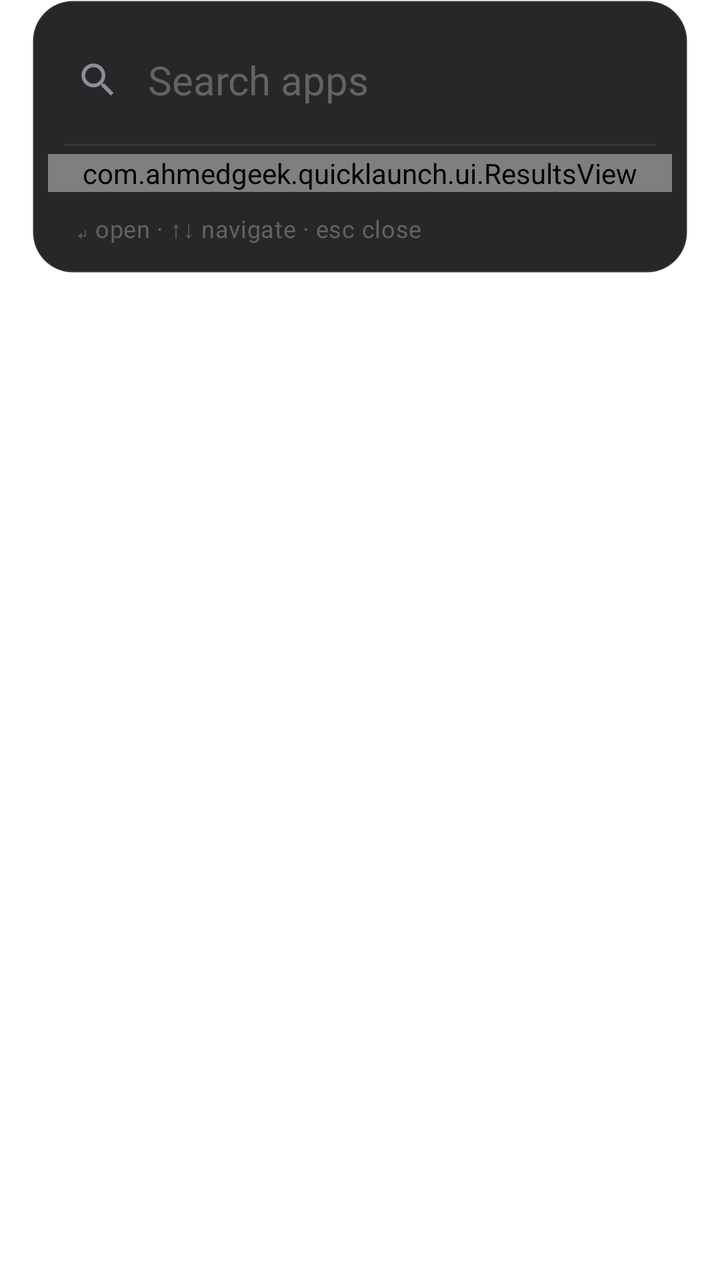
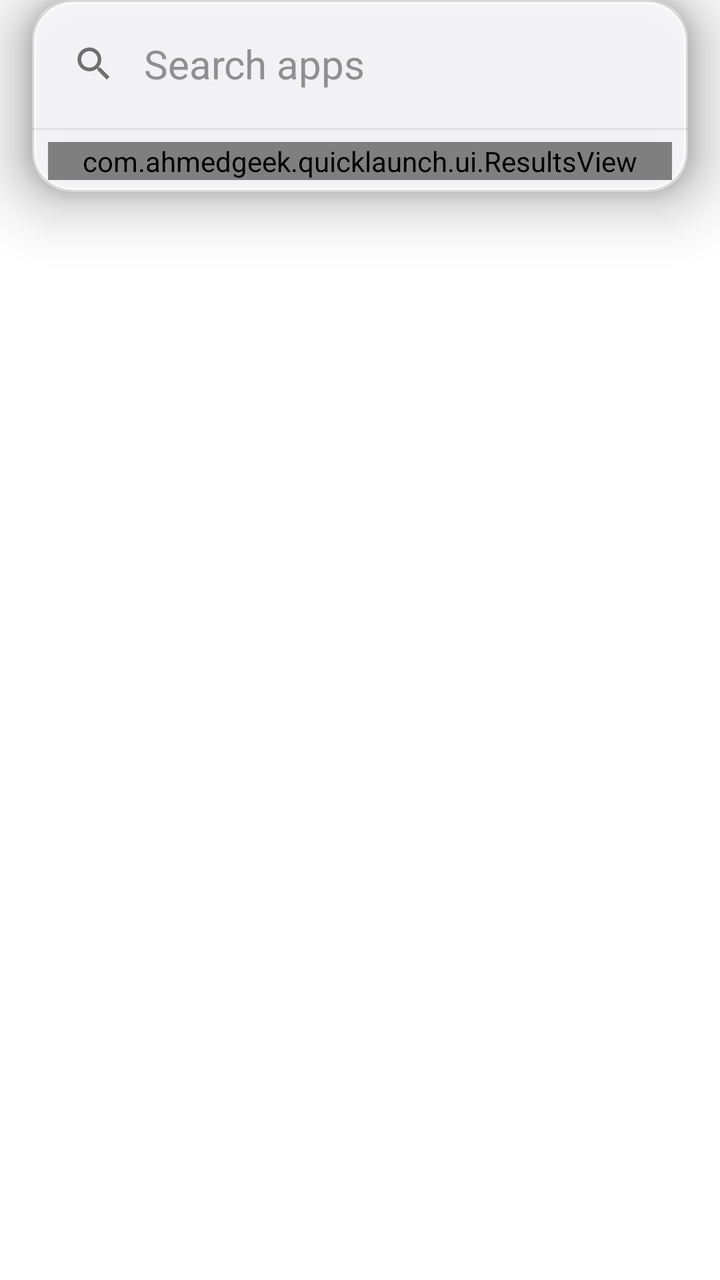

An Android layout rendered at two revisions. The XML below is the earlier revision; the diff shows what the commit changed to produce the second picture.
<!-- AndroidManifest.xml: activity theme Theme.QuickLaunch -->
<!-- res/layout/activity_launch.xml -->
<?xml version="1.0" encoding="utf-8"?>
<FrameLayout xmlns:android="http://schemas.android.com/apk/res/android"
    android:id="@+id/root"
    android:layout_width="match_parent"
    android:layout_height="match_parent"
    android:clipChildren="false"
    android:clipToPadding="false">

    <LinearLayout
        android:id="@+id/card"
        android:layout_width="match_parent"
        android:layout_height="wrap_content"
        android:layout_gravity="top|center_horizontal"
        android:layout_marginStart="@dimen/card_margin_h"
        android:layout_marginEnd="@dimen/card_margin_h"
        android:background="@drawable/bg_card"
        android:clipToOutline="true"
        android:elevation="12dp"
        android:orientation="vertical"
        android:padding="@dimen/card_padding">

        <EditText
            android:id="@+id/input"
            android:layout_width="match_parent"
            android:layout_height="@dimen/input_height"
            android:background="@null"
            android:drawableStart="@drawable/ic_search"
            android:drawablePadding="14dp"
            android:paddingStart="14dp"
            android:paddingEnd="14dp"
            android:gravity="center_vertical"
            android:hint="@string/search_hint"
            android:textColorHint="@color/text_hint"
            android:textColor="@color/text_primary"
            android:textCursorDrawable="@null"
            android:textSize="20sp"
            android:inputType="text|textNoSuggestions"
            android:imeOptions="actionGo|flagNoExtractUi|flagNoFullscreen"
            android:importantForAutofill="no"
            android:maxLines="1"
            android:singleLine="true" />

        <View
            android:id="@+id/divider"
            android:layout_width="match_parent"
            android:layout_height="1dp"
            android:layout_marginStart="8dp"
            android:layout_marginEnd="8dp"
            android:background="@color/divider" />

        <com.ahmedgeek.quicklaunch.ui.ResultsView
            android:id="@+id/results"
            android:layout_width="match_parent"
            android:layout_height="wrap_content"
            android:layout_marginTop="4dp"
            android:orientation="vertical" />

        <TextView
            android:id="@+id/empty"
            android:layout_width="match_parent"
            android:layout_height="@dimen/row_height"
            android:gravity="center"
            android:text="@string/no_results"
            android:textColor="@color/text_secondary"
            android:textSize="14sp"
            android:visibility="gone" />

        <TextView
            android:id="@+id/shortcut_hint"
            android:layout_width="match_parent"
            android:layout_height="@dimen/row_height"
            android:layout_marginStart="4dp"
            android:layout_marginEnd="4dp"
            android:background="@drawable/bg_row"
            android:clickable="true"
            android:focusable="false"
            android:gravity="center_vertical"
            android:paddingStart="14dp"
            android:paddingEnd="14dp"
            android:text="@string/shortcut_hint"
            android:textColor="@color/text_secondary"
            android:textSize="13sp"
            android:maxLines="1"
            android:ellipsize="end"
            android:visibility="gone" />

        <TextView
            android:id="@+id/usage_hint"
            android:layout_width="match_parent"
            android:layout_height="@dimen/row_height"
            android:layout_marginStart="4dp"
            android:layout_marginEnd="4dp"
            android:background="@drawable/bg_row"
            android:clickable="true"
            android:focusable="false"
            android:gravity="center_vertical"
            android:paddingStart="14dp"
            android:paddingEnd="14dp"
            android:text="@string/usage_hint"
            android:textColor="@color/text_secondary"
            android:textSize="13sp"
            android:maxLines="1"
            android:ellipsize="end"
            android:visibility="gone" />

        <TextView
            android:id="@+id/hint_bar"
            android:layout_width="match_parent"
            android:layout_height="wrap_content"
            android:paddingStart="14dp"
            android:paddingEnd="14dp"
            android:paddingTop="10dp"
            android:paddingBottom="6dp"
            android:text="@string/hint_bar"
            android:textColor="@color/text_hint"
            android:textSize="12sp"
            android:letterSpacing="0.02" />
    </LinearLayout>
</FrameLayout>
<!-- resources referenced by this layout -->
<resources>
  <color name="divider">#14FFFFFF</color>
  <color name="text_hint">#636366</color>
  <color name="text_primary">#F2F2F7</color>
  <color name="text_secondary">#8E8E93</color>
  <!-- drawable bg_card (drawable) -->
  <?xml version="1.0" encoding="utf-8"?>
  <shape xmlns:android="http://schemas.android.com/apk/res/android" android:shape="rectangle">
      <solid android:color="@color/card" />
      <stroke android:width="1dp" android:color="@color/card_border" />
      <corners android:radius="@dimen/card_radius" />
  </shape>
  <string name="hint_bar">↵ open   ·   ↑↓ navigate   ·   esc close</string>
  <string name="shortcut_hint">⌨  Enable Ctrl+Space shortcut · tap</string>
  <string name="usage_hint">★  Show most used apps · tap to allow</string>
  <style name="Theme.QuickLaunch" parent="android:Theme.DeviceDefault.NoActionBar">
          <item name="android:windowIsTranslucent">true</item>
          <item name="android:windowBackground">@color/transparent</item>
          <item name="android:windowIsFloating">false</item>
          <item name="android:windowNoTitle">true</item>
          <item name="android:windowContentOverlay">@null</item>
          <item name="android:windowDisablePreview">true</item>
          <item name="android:windowAnimationStyle">@style/NoWindowAnim</item>
          <item name="android:windowLayoutInDisplayCutoutMode">shortEdges</item>
          <item name="android:statusBarColor">@color/transparent</item>
          <item name="android:navigationBarColor">@color/transparent</item>
          <item name="android:windowLightStatusBar">false</item>
          <item name="android:windowLightNavigationBar">false</item>
          <item name="android:colorControlActivated">@color/cursor</item>
          <item name="android:textColorHighlight">#33FFFFFF</item>
          <item name="android:windowActivityTransitions">false</item>
          <item name="android:windowContentTransitions">false</item>
      </style>
  <color name="card">#F21C1C1E</color>
  <color name="card_border">#1AFFFFFF</color>
  <color name="row_pressed">#1FFFFFFF</color>
  <dimen name="row_radius">12dp</dimen>
  <color name="row_selected">#14FFFFFF</color>
  <color name="cursor">#F2F2F7</color>
  <!-- unchanged entries left out for length: 11 -->
</resources>

<!-- the commit's change to res/layout/activity_launch.xml (unified diff, before → after) -->
@@ -6,6 +6,7 @@
     android:clipChildren="false"
     android:clipToPadding="false">
 
+    
     <LinearLayout
         android:id="@+id/card"
         android:layout_width="match_parent"
@@ -15,9 +16,8 @@
         android:layout_marginEnd="@dimen/card_margin_h"
         android:background="@drawable/bg_card"
         android:clipToOutline="true"
-        android:elevation="12dp"
-        android:orientation="vertical"
-        android:padding="@dimen/card_padding">
+        android:elevation="@dimen/card_elevation"
+        android:orientation="vertical">
 
         <EditText
             android:id="@+id/input"
@@ -26,8 +26,8 @@
             android:background="@null"
             android:drawableStart="@drawable/ic_search"
             android:drawablePadding="14dp"
-            android:paddingStart="14dp"
-            android:paddingEnd="14dp"
+            android:paddingStart="20dp"
+            android:paddingEnd="20dp"
             android:gravity="center_vertical"
             android:hint="@string/search_hint"
             android:textColorHint="@color/text_hint"
@@ -44,76 +44,251 @@
             android:id="@+id/divider"
             android:layout_width="match_parent"
             android:layout_height="1dp"
-            android:layout_marginStart="8dp"
-            android:layout_marginEnd="8dp"
             android:background="@color/divider" />
 
-        <com.ahmedgeek.quicklaunch.ui.ResultsView
-            android:id="@+id/results"
-            android:layout_width="match_parent"
-            android:layout_height="wrap_content"
-            android:layout_marginTop="4dp"
-            android:orientation="vertical" />
-
-        <TextView
-            android:id="@+id/empty"
-            android:layout_width="match_parent"
-            android:layout_height="@dimen/row_height"
-            android:gravity="center"
-            android:text="@string/no_results"
-            android:textColor="@color/text_secondary"
-            android:textSize="14sp"
-            android:visibility="gone" />
-
-        <TextView
-            android:id="@+id/shortcut_hint"
-            android:layout_width="match_parent"
-            android:layout_height="@dimen/row_height"
-            android:layout_marginStart="4dp"
-            android:layout_marginEnd="4dp"
-            android:background="@drawable/bg_row"
+        <LinearLayout
+            android:id="@+id/body"
+            android:layout_width="match_parent"
+            android:layout_height="wrap_content"
+            android:orientation="vertical"
+            android:paddingStart="@dimen/card_padding"
+            android:paddingEnd="@dimen/card_padding"
+            android:paddingTop="6dp"
+            android:paddingBottom="6dp">
+
+            <com.ahmedgeek.quicklaunch.ui.ResultsView
+                android:id="@+id/results"
+                android:layout_width="match_parent"
+                android:layout_height="wrap_content"
+                android:orientation="vertical" />
+
+            <TextView
+                android:id="@+id/empty"
+                android:layout_width="match_parent"
+                android:layout_height="@dimen/row_height"
+                android:gravity="center"
+                android:text="@string/no_results"
+                android:textColor="@color/text_secondary"
+                android:textSize="14sp"
+                android:visibility="gone" />
+
+            <TextView
+                android:id="@+id/setup_header"
+                android:layout_width="match_parent"
+                android:layout_height="@dimen/section_header_height"
+                android:gravity="bottom"
+                android:paddingStart="12dp"
+                android:paddingEnd="12dp"
+                android:paddingBottom="6dp"
+                android:text="@string/setup_header"
+                android:textColor="@color/text_secondary"
+                android:textSize="12sp"
+                android:textStyle="bold"
+                android:letterSpacing="0.02"
+                android:visibility="gone" />
+
+            <include
+                android:id="@+id/shortcut_hint"
+                layout="@layout/row_setup"
+                android:visibility="gone" />
+
+            <include
+                android:id="@+id/usage_hint"
+                layout="@layout/row_setup"
+                android:visibility="gone" />
+        </LinearLayout>
+
+        
+        <LinearLayout
+            android:id="@+id/footer"
+            android:layout_width="match_parent"
+            android:layout_height="wrap_content"
+            android:background="@drawable/bg_footer"
             android:clickable="true"
             android:focusable="false"
             android:gravity="center_vertical"
-            android:paddingStart="14dp"
-            android:paddingEnd="14dp"
-            android:text="@string/shortcut_hint"
-            android:textColor="@color/text_secondary"
-            android:textSize="13sp"
-            android:maxLines="1"
-            android:ellipsize="end"
-            android:visibility="gone" />
-
-        <TextView
-            android:id="@+id/usage_hint"
-            android:layout_width="match_parent"
-            android:layout_height="@dimen/row_height"
-            android:layout_marginStart="4dp"
-            android:layout_marginEnd="4dp"
-            android:background="@drawable/bg_row"
-            android:clickable="true"
-            android:focusable="false"
-            android:gravity="center_vertical"
-            android:paddingStart="14dp"
-            android:paddingEnd="14dp"
-            android:text="@string/usage_hint"
-            android:textColor="@color/text_secondary"
-            android:textSize="13sp"
-            android:maxLines="1"
-            android:ellipsize="end"
-            android:visibility="gone" />
-
-        <TextView
-            android:id="@+id/hint_bar"
-            android:layout_width="match_parent"
-            android:layout_height="wrap_content"
-            android:paddingStart="14dp"
-            android:paddingEnd="14dp"
+            android:orientation="horizontal"
+            android:paddingStart="20dp"
+            android:paddingEnd="12dp"
             android:paddingTop="10dp"
-            android:paddingBottom="6dp"
-            android:text="@string/hint_bar"
-            android:textColor="@color/text_hint"
-            android:textSize="12sp"
-            android:letterSpacing="0.02" />
+            android:paddingBottom="10dp"
+            android:visibility="gone">
+
+            <TextView
+                android:id="@+id/hint_bar"
+                android:layout_width="0dp"
+                android:layout_height="wrap_content"
+                android:layout_weight="1"
+                android:drawablePadding="8dp"
+                android:ellipsize="end"
+                android:gravity="center_vertical"
+                android:maxLines="1"
+                android:textColor="@color/text_secondary"
+                android:textSize="12sp"
+                android:visibility="gone" />
+
+            <TextView
+                android:id="@+id/footer_action"
+                android:layout_width="wrap_content"
+                android:layout_height="wrap_content"
+                android:layout_marginStart="12dp"
+                android:layout_marginEnd="8dp"
+                android:background="@drawable/bg_keycap"
+                android:paddingStart="10dp"
+                android:paddingEnd="10dp"
+                android:paddingTop="4dp"
+                android:paddingBottom="4dp"
+                android:textColor="@color/text_primary"
+                android:textSize="12sp"
+                android:visibility="gone" />
+
+            <LinearLayout
+                android:id="@+id/footer_keys"
+                android:layout_width="0dp"
+                android:layout_height="wrap_content"
+                android:layout_weight="1"
+                android:gravity="center_vertical|end"
+                android:orientation="horizontal"
+                android:paddingEnd="8dp">
+            <ImageView
+                android:layout_width="wrap_content"
+                android:layout_height="22dp"
+                android:minWidth="24dp"
+                android:background="@drawable/bg_keycap"
+                android:contentDescription="@null"
+                android:paddingStart="4dp"
+                android:paddingEnd="4dp"
+                android:paddingTop="3dp"
+                android:paddingBottom="3dp"
+                android:src="@drawable/ic_return"
+                android:tint="@color/text_secondary" />
+            <TextView
+                android:layout_width="wrap_content"
+                android:layout_height="wrap_content"
+                android:layout_marginStart="6dp"
+                android:text="@string/key_open"
+                android:textColor="@color/text_hint"
+                android:textSize="12sp" />
+            <Space
+                android:layout_width="14dp"
+                android:layout_height="1dp" />
+            <ImageView
+                android:layout_width="wrap_content"
+                android:layout_height="22dp"
+                android:minWidth="24dp"
+                android:background="@drawable/bg_keycap"
+                android:contentDescription="@null"
+                android:paddingStart="4dp"
+                android:paddingEnd="4dp"
+                android:paddingTop="3dp"
+                android:paddingBottom="3dp"
+                android:src="@drawable/ic_arrow_up"
+                android:tint="@color/text_secondary" />
+            <Space
+                android:layout_width="3dp"
+                android:layout_height="1dp" />
+            <ImageView
+                android:layout_width="wrap_content"
+                android:layout_height="22dp"
+                android:minWidth="24dp"
+                android:background="@drawable/bg_keycap"
+                android:contentDescription="@null"
+                android:paddingStart="4dp"
+                android:paddingEnd="4dp"
+                android:paddingTop="3dp"
+                android:paddingBottom="3dp"
+                android:src="@drawable/ic_arrow_down"
+                android:tint="@color/text_secondary" />
+            <TextView
+                android:layout_width="wrap_content"
+                android:layout_height="wrap_content"
+                android:layout_marginStart="6dp"
+                android:text="@string/key_navigate"
+                android:textColor="@color/text_hint"
+                android:textSize="12sp" />
+            <Space
+                android:layout_width="14dp"
+                android:layout_height="1dp" />
+            <TextView
+                android:layout_width="wrap_content"
+                android:layout_height="22dp"
+                android:background="@drawable/bg_keycap"
+                android:gravity="center"
+                android:paddingStart="6dp"
+                android:paddingEnd="6dp"
+                android:text="@string/key_esc"
+                android:textColor="@color/text_secondary"
+                android:textSize="11sp" />
+            <TextView
+                android:layout_width="wrap_content"
+                android:layout_height="wrap_content"
+                android:layout_marginStart="6dp"
+                android:text="@string/key_close"
+                android:textColor="@color/text_hint"
+                android:textSize="12sp" />
+            </LinearLayout>
+        </LinearLayout>
     </LinearLayout>
 </FrameLayout>
+<!-- res/layout/row_setup.xml (included above) -->
+<?xml version="1.0" encoding="utf-8"?>
+<LinearLayout xmlns:android="http://schemas.android.com/apk/res/android"
+    android:layout_width="match_parent"
+    android:layout_height="@dimen/row_height"
+    android:background="@drawable/bg_row"
+    android:clickable="true"
+    android:focusable="false"
+    android:gravity="center_vertical"
+    android:orientation="horizontal"
+    android:paddingStart="12dp"
+    android:paddingEnd="4dp">
+
+    <ImageView
+        android:id="@+id/setup_icon"
+        android:layout_width="@dimen/icon_size"
+        android:layout_height="@dimen/icon_size"
+        android:background="@drawable/bg_icon_placeholder"
+        android:contentDescription="@null"
+        android:padding="9dp"
+        android:tint="@color/text_secondary" />
+
+    <LinearLayout
+        android:layout_width="0dp"
+        android:layout_height="wrap_content"
+        android:layout_marginStart="16dp"
+        android:layout_weight="1"
+        android:orientation="vertical">
+
+        <TextView
+            android:id="@+id/setup_title"
+            android:layout_width="match_parent"
+            android:layout_height="wrap_content"
+            android:ellipsize="end"
+            android:maxLines="1"
+            android:textColor="@color/text_primary"
+            android:textSize="14sp" />
+
+        <TextView
+            android:id="@+id/setup_subtitle"
+            android:layout_width="match_parent"
+            android:layout_height="wrap_content"
+            android:layout_marginTop="1dp"
+            android:ellipsize="end"
+            android:maxLines="1"
+            android:textColor="@color/text_secondary"
+            android:textSize="12sp" />
+    </LinearLayout>
+
+    <ImageView
+        android:id="@+id/setup_dismiss"
+        android:layout_width="36dp"
+        android:layout_height="36dp"
+        android:layout_marginStart="4dp"
+        android:background="@drawable/bg_dismiss"
+        android:clickable="true"
+        android:focusable="false"
+        android:contentDescription="@string/setup_dismiss"
+        android:padding="9dp"
+        android:src="@drawable/ic_close"
+        android:tint="@color/text_hint" />
+</LinearLayout>
<!-- resource entries referenced after the edit -->
@@ -1,19 +1,104 @@
 <!-- resources referenced by this layout -->
 <resources>
-  <color name="divider">#14FFFFFF</color>
-  <color name="text_hint">#636366</color>
-  <color name="text_primary">#F2F2F7</color>
-  <color name="text_secondary">#8E8E93</color>
+  <color name="divider">#12000000</color>
+  <color name="text_hint">#8E8E93</color>
+  <color name="text_primary">#1C1C1E</color>
+  <color name="text_secondary">#6E6E73</color>
+  <dimen name="card_elevation">20dp</dimen>
+  <dimen name="icon_size">40dp</dimen>
+  <dimen name="section_header_height">30dp</dimen>
   <!-- drawable bg_card (drawable) -->
   <?xml version="1.0" encoding="utf-8"?>
+  <layer-list xmlns:android="http://schemas.android.com/apk/res/android">
+      <item>
+          <shape android:shape="rectangle">
+              <solid android:color="@color/card" />
+              <corners android:radius="@dimen/card_radius" />
+          </shape>
+      </item>
+      
+      <item android:top="1dp" android:left="1dp" android:right="1dp" android:bottom="1dp">
+          <shape android:shape="rectangle">
+              <stroke android:width="1dp" android:color="@color/card_highlight" />
+              <corners android:radius="@dimen/card_radius_inner" />
+          </shape>
+      </item>
+      <item>
+          <shape android:shape="rectangle">
+              <stroke android:width="1dp" android:color="@color/card_border" />
+              <corners android:radius="@dimen/card_radius" />
+          </shape>
+      </item>
+  </layer-list>
+  <!-- drawable bg_dismiss (drawable) -->
+  <?xml version="1.0" encoding="utf-8"?>
+  <selector xmlns:android="http://schemas.android.com/apk/res/android">
+      <item android:state_pressed="true">
+          <shape android:shape="oval"><solid android:color="@color/row_pressed" /></shape>
+      </item>
+      <item android:drawable="@color/transparent" />
+  </selector>
+  <!-- drawable bg_footer (drawable) -->
+  <?xml version="1.0" encoding="utf-8"?>
+  <layer-list xmlns:android="http://schemas.android.com/apk/res/android">
+      <item>
+          <shape android:shape="rectangle">
+              <solid android:color="@color/footer" />
+          </shape>
+      </item>
+      <item android:gravity="top" android:height="1dp">
+          <shape android:shape="rectangle">
+              <solid android:color="@color/divider" />
+          </shape>
+      </item>
+  </layer-list>
+  <!-- drawable bg_icon_placeholder (drawable) -->
+  <?xml version="1.0" encoding="utf-8"?>
   <shape xmlns:android="http://schemas.android.com/apk/res/android" android:shape="rectangle">
-      <solid android:color="@color/card" />
-      <stroke android:width="1dp" android:color="@color/card_border" />
-      <corners android:radius="@dimen/card_radius" />
+      <solid android:color="@color/icon_placeholder" />
+      <corners android:radius="10dp" />
   </shape>
-  <string name="hint_bar">↵ open   ·   ↑↓ navigate   ·   esc close</string>
-  <string name="shortcut_hint">⌨  Enable Ctrl+Space shortcut · tap</string>
-  <string name="usage_hint">★  Show most used apps · tap to allow</string>
+  <!-- drawable bg_keycap (drawable) -->
+  <?xml version="1.0" encoding="utf-8"?>
+  <shape xmlns:android="http://schemas.android.com/apk/res/android" android:shape="rectangle">
+      <solid android:color="@color/keycap" />
+      <stroke android:width="1dp" android:color="@color/keycap_border" />
+      <corners android:radius="6dp" />
+  </shape>
+  <!-- drawable ic_arrow_down (drawable) -->
+  <?xml version="1.0" encoding="utf-8"?>
+  <vector xmlns:android="http://schemas.android.com/apk/res/android"
+      android:width="24dp" android:height="24dp"
+      android:viewportWidth="24" android:viewportHeight="24">
+      <path android:fillColor="#FFFFFFFF" android:pathData="M20,12l-1.41,-1.41L13,16.17V4h-2v12.17l-5.58,-5.59L4,12l8,8 8,-8z" />
+  </vector>
+  <!-- drawable ic_arrow_up (drawable) -->
+  <?xml version="1.0" encoding="utf-8"?>
+  <vector xmlns:android="http://schemas.android.com/apk/res/android"
+      android:width="24dp" android:height="24dp"
+      android:viewportWidth="24" android:viewportHeight="24">
+      <path android:fillColor="#FFFFFFFF" android:pathData="M4,12l1.41,1.41L11,7.83V20h2V7.83l5.58,5.59L20,12l-8,-8 -8,8z" />
+  </vector>
+  <!-- drawable ic_close (drawable) -->
+  <?xml version="1.0" encoding="utf-8"?>
+  <vector xmlns:android="http://schemas.android.com/apk/res/android"
+      android:width="24dp" android:height="24dp"
+      android:viewportWidth="24" android:viewportHeight="24">
+      <path android:fillColor="#FFFFFFFF" android:pathData="M19,6.41L17.59,5 12,10.59 6.41,5 5,6.41 10.59,12 5,17.59 6.41,19 12,13.41 17.59,19 19,17.59 13.41,12z" />
+  </vector>
+  <!-- drawable ic_return (drawable) -->
+  <?xml version="1.0" encoding="utf-8"?>
+  <vector xmlns:android="http://schemas.android.com/apk/res/android"
+      android:width="24dp" android:height="24dp"
+      android:viewportWidth="24" android:viewportHeight="24">
+      <path android:fillColor="#FFFFFFFF" android:pathData="M19,7v4H5.83l3.58,-3.59L8,6l-6,6 6,6 1.41,-1.41L5.83,13H21V7z" />
+  </vector>
+  <string name="key_close">Close</string>
+  <string name="key_esc">Esc</string>
+  <string name="key_navigate">Navigate</string>
+  <string name="key_open">Open</string>
+  <string name="setup_dismiss">Dismiss</string>
+  <string name="setup_header">Set up</string>
   <style name="Theme.QuickLaunch" parent="android:Theme.DeviceDefault.NoActionBar">
           <item name="android:windowIsTranslucent">true</item>
           <item name="android:windowBackground">@color/transparent</item>
@@ -25,19 +110,29 @@
           <item name="android:windowLayoutInDisplayCutoutMode">shortEdges</item>
           <item name="android:statusBarColor">@color/transparent</item>
           <item name="android:navigationBarColor">@color/transparent</item>
-          <item name="android:windowLightStatusBar">false</item>
-          <item name="android:windowLightNavigationBar">false</item>
+          <item name="android:windowLightStatusBar">@bool/light_system_bars</item>
+          <item name="android:windowLightNavigationBar">@bool/light_system_bars</item>
           <item name="android:colorControlActivated">@color/cursor</item>
-          <item name="android:textColorHighlight">#33FFFFFF</item>
+          <item name="android:textColorHighlight">@color/text_highlight</item>
+          
+          <item name="android:ambientShadowAlpha">0.12</item>
+          <item name="android:spotShadowAlpha">0.45</item>
           <item name="android:windowActivityTransitions">false</item>
           <item name="android:windowContentTransitions">false</item>
       </style>
-  <color name="card">#F21C1C1E</color>
-  <color name="card_border">#1AFFFFFF</color>
-  <color name="row_pressed">#1FFFFFFF</color>
-  <dimen name="row_radius">12dp</dimen>
-  <color name="row_selected">#14FFFFFF</color>
-  <color name="cursor">#F2F2F7</color>
+  <color name="card">#F7F6F6F8</color>
+  <color name="card_highlight">#B3FFFFFF</color>
+  <dimen name="card_radius_inner">19dp</dimen>
+  <color name="card_border">#1F000000</color>
+  <color name="row_pressed">#17000000</color>
+  <color name="footer">#07000000</color>
+  <color name="icon_placeholder">#E5E5EA</color>
+  <color name="keycap">#0A000000</color>
+  <color name="keycap_border">#1A000000</color>
+  <dimen name="row_radius">10dp</dimen>
+  <color name="row_selected">#0D000000</color>
+  <color name="cursor">#1C1C1E</color>
+  <color name="text_highlight">#2E000000</color>
   <!-- unchanged entries left out for length: 11 -->
 </resources>
 
